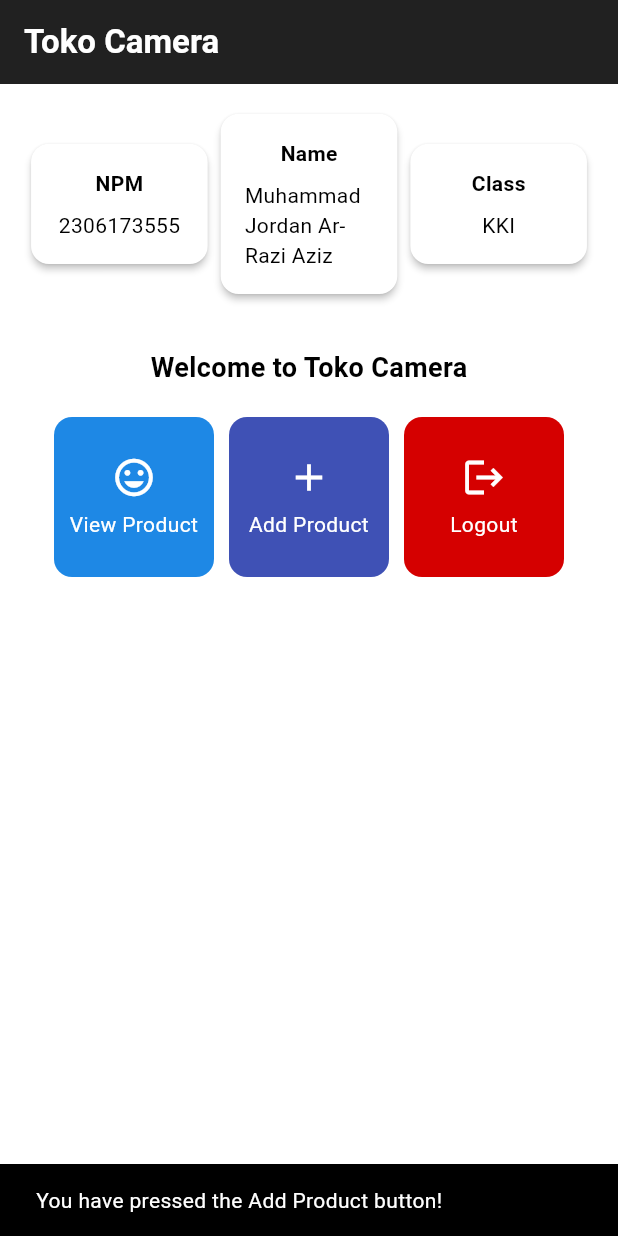
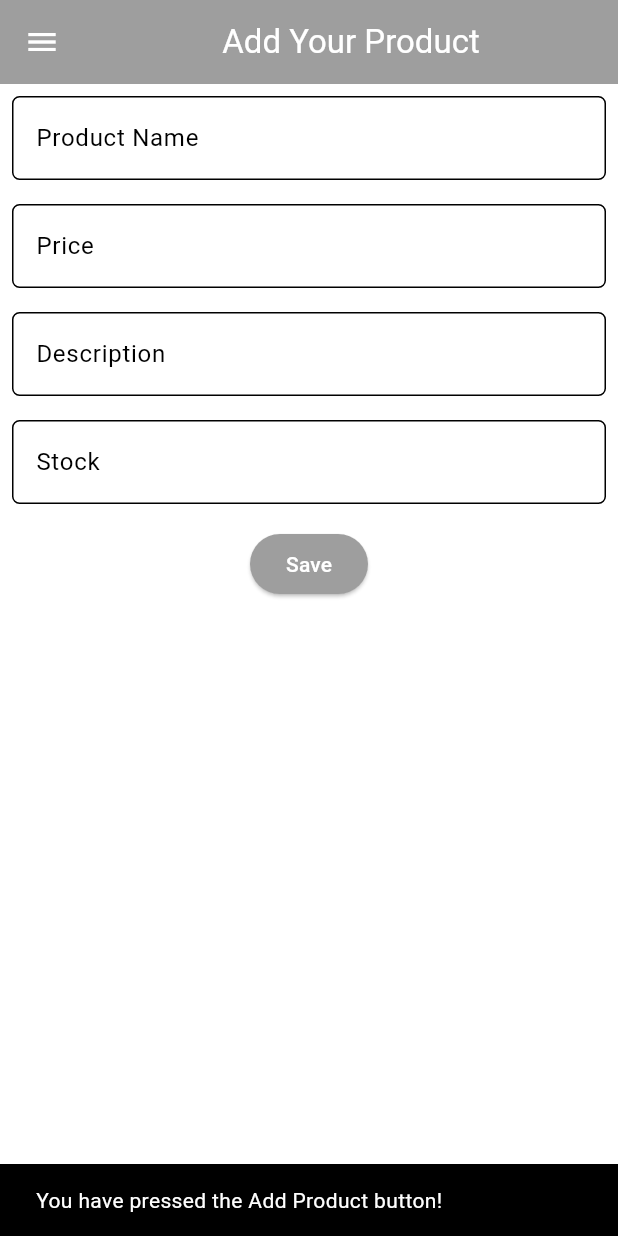
Before and after one commit to jordanaziz18/toko-camera-mobile, a Flutter app: the screen it shows after launch, after a tap on "Add Product", on a phone screen of 412 x 824 dp. Run offline on Flutter 3.47's test engine with Material 3 defaults, Android fonts, the light colour scheme and no system bars.

Commit message:
assigment 8

```diff
--- a/lib/main.dart
+++ b/lib/main.dart
@@ -1,5 +1,5 @@
 import 'package:flutter/material.dart';
-import 'package:toko_camera_mobile/menu.dart';
+import 'package:toko_camera_mobile/screens/menu.dart';
 
 void main() {
   runApp(const MyApp());
--- a/lib/menu.dart
+++ /dev/null
@@ -1,188 +0,0 @@
-import 'package:flutter/material.dart';
-
-class MyHomePage extends StatelessWidget {
-  final String npm = '2306173555'; // NPM
-  final String name = 'Muhammad Jordan Ar-Razi Aziz'; // Name
-  final String className = 'KKI'; // Class
-  final List<ItemHomepage> items = [
-    ItemHomepage("View Product", Icons.mood, Colors.blue.shade600),
-    ItemHomepage("Add Product", Icons.add, Colors.indigo),
-    ItemHomepage("Logout", Icons.logout, Colors.redAccent.shade700),
-  ];
-  MyHomePage({super.key});
-
-  @override
-  Widget build(BuildContext context) {
-    // Scaffold provides the basic structure of the page with the AppBar and body.
-    return Scaffold(
-      // AppBar is the top part of the page that displays the title.
-      appBar: AppBar(
-        // The title of the application "Mental Health Tracker" with white text and bold font.
-        title: const Text(
-          'Toko Camera',
-          style: TextStyle(
-            color: Colors.white,
-            fontWeight: FontWeight.bold,
-          ),
-        ),
-        // The background color of the AppBar is obtained from the application theme color scheme.
-        backgroundColor: Theme.of(context).colorScheme.secondary,
-      ),
-      // Body of the page with paddings around it.
-      body: SingleChildScrollView(
-        child: Padding(
-          padding: const EdgeInsets.all(16.0),
-          // Place the widget vertically in a column.
-          child: Column(
-            crossAxisAlignment: CrossAxisAlignment.center,
-            children: [
-              // Row to display 3 InfoCard horizontally.
-              Row(
-                mainAxisAlignment: MainAxisAlignment.spaceEvenly,
-                children: [
-                  InfoCard(title: 'NPM', content: npm),
-                  InfoCard(title: 'Name', content: name),
-                  InfoCard(title: 'Class', content: className),
-                ],
-              ),
-
-              // Give a vertical space of 16 units.
-              const SizedBox(height: 16.0),
-
-              // Place the following widget in the center of the page.
-              Center(
-                child: Column(
-                  // Place the text and grid item vertically.
-
-                  children: [
-                    // Display the welcome message with bold font and size 18.
-                    const Padding(
-                      padding: EdgeInsets.only(top: 16.0),
-                      child: Text(
-                        'Welcome to Toko Camera',
-                        style: TextStyle(
-                          fontWeight: FontWeight.bold,
-                          fontSize: 18.0,
-                        ),
-                      ),
-                    ),
-
-                    // Grid to display ItemCard in a 3 column grid.
-                    GridView.count(
-                      primary: true,
-                      padding: const EdgeInsets.all(20),
-                      crossAxisSpacing: 10,
-                      mainAxisSpacing: 10,
-                      crossAxisCount: 3,
-                      // To ensure that the grid fits its height.
-                      shrinkWrap: true,
-
-                      // Display ItemCard for each item in the items list.
-                      children: items.map((ItemHomepage item) {
-                        return ItemCard(item);
-                      }).toList(),
-                    ),
-                  ],
-                ),
-              ),
-            ],
-          ),
-        ),
-      ),
-    );
-  }
-}
-
-class ItemCard extends StatelessWidget {
-  // Display the card with an icon and name.
-
-  final ItemHomepage item;
-
-  const ItemCard(this.item, {super.key});
-
-  @override
-  Widget build(BuildContext context) {
-    return Material(
-      // Specify the background color of the application theme.
-      color: item.iconColor,
-      // Round the card border.
-      borderRadius: BorderRadius.circular(12),
-
-      child: InkWell(
-        // Action when the card is pressed.
-        onTap: () {
-          // Display the SnackBar message when the card is pressed.
-          ScaffoldMessenger.of(context)
-            ..hideCurrentSnackBar()
-            ..showSnackBar(SnackBar(
-                content: Text("You have pressed the ${item.name} button!")));
-        },
-        // Container to store the Icon and Text
-        child: Container(
-          padding: const EdgeInsets.all(8),
-          child: Center(
-            child: Column(
-              // Place the Icon and Text in the center of the card.
-              mainAxisAlignment: MainAxisAlignment.center,
-              children: [
-                Icon(
-                  item.icon,
-                  color: Colors.white,
-                  size: 30.0,
-                ),
-                const Padding(padding: EdgeInsets.all(3)),
-                Text(
-                  item.name,
-                  textAlign: TextAlign.center,
-                  style: const TextStyle(color: Colors.white),
-                ),
-              ],
-            ),
-          ),
-        ),
-      ),
-    );
-  }
-}
-
-class ItemHomepage {
-  final String name;
-  final IconData icon;
-  final Color iconColor;
-
-  ItemHomepage(this.name, this.icon, this.iconColor);
-}
-
-class InfoCard extends StatelessWidget {
-  // Card information that displays the title and content.
-
-  final String title; // Card title.
-  final String content; // Card content.
-
-  const InfoCard({super.key, required this.title, required this.content});
-
-  @override
-  Widget build(BuildContext context) {
-    return Card(
-      // Create a card box with a shadow.
-      elevation: 2.0,
-      child: Container(
-        // Set the size and spacing within the card.
-        width: MediaQuery.of(context).size.width /
-            3.5, // Adjust with the width of the device used.
-        padding: const EdgeInsets.all(16.0),
-        // Place the title and content vertically.
-        child: Column(
-          children: [
-            Text(
-              title,
-              style: const TextStyle(fontWeight: FontWeight.bold),
-            ),
-            const SizedBox(height: 8.0),
-            Text(content),
-          ],
-        ),
-      ),
-    );
-  }
-}
--- /dev/null
+++ b/lib/screens/menu.dart
@@ -0,0 +1,109 @@
+import 'package:flutter/material.dart';
+import 'package:toko_camera_mobile/widgets/product_card.dart';
+import 'package:toko_camera_mobile/widgets/left_drawer.dart';
+
+class MyHomePage extends StatelessWidget {
+  final String npm = '2306173555'; // NPM
+  final String name = 'Muhammad Jordan Ar-Razi Aziz'; // Name
+  final String className = 'KKI'; // Class
+  final List<ItemHomePage> items = [
+    ItemHomePage("View Product", Icons.mood, Colors.blue.shade600),
+    ItemHomePage("Add Product", Icons.add, Colors.indigo),
+    ItemHomePage("Logout", Icons.logout, Colors.redAccent.shade700),
+  ];
+  MyHomePage({super.key});
+
+  @override
+  Widget build(BuildContext context) {
+    // Scaffold provides the basic structure of the page with the AppBar and body.
+    return Scaffold(
+      // AppBar is the top part of the page that displays the title.
+      appBar: AppBar(
+        // The title of the application "Mental Health Tracker" with white text and bold font.
+        title: const Text(
+          'Toko Camera',
+          style: TextStyle(
+            color: Colors.white,
+            fontWeight: FontWeight.bold,
+          ),
+        ),
+        // The background color of the AppBar is obtained from the application theme color scheme.
+        iconTheme: const IconThemeData(color: Colors.red),
+        backgroundColor: Theme.of(context).colorScheme.secondary,
+      ),
+      drawer: const LeftDrawer(),
+      body: Padding(
+        padding: const EdgeInsets.all(16.0),
+        child: Column(
+          crossAxisAlignment: CrossAxisAlignment.center,
+          children: [
+            Row(
+              mainAxisAlignment: MainAxisAlignment.spaceEvenly,
+              children: [
+                InfoCard(title: 'NPM', content: npm),
+                InfoCard(title: 'Name', content: name),
+                InfoCard(title: 'Class', content: className),
+              ],
+            ),
+            const SizedBox(height: 16.0),
+            Center(
+              child: Column(
+                children: [
+                  const Padding(
+                    padding: EdgeInsets.only(top: 16.0),
+                    child: Text(
+                      'your one stop shop for Camera needs',
+                      style: TextStyle(
+                        fontWeight: FontWeight.bold,
+                        fontSize: 18.0,
+                      ),
+                    ),
+                  ),
+                  GridView.count(
+                    primary: true,
+                    padding: const EdgeInsets.all(20),
+                    crossAxisSpacing: 10,
+                    mainAxisSpacing: 10,
+                    crossAxisCount: 3,
+                    shrinkWrap: true,
+                    children: items.map((ItemHomePage item) {
+                      return ItemCard(item);
+                    }).toList(),
+                  ),
+                ],
+              ),
+            ),
+          ],
+        ),
+      ),
+    );
+  }
+}
+
+class InfoCard extends StatelessWidget {
+  final String title;
+  final String content;
+
+  const InfoCard({super.key, required this.title, required this.content});
+
+  @override
+  Widget build(BuildContext context) {
+    return Card(
+      elevation: 2.0,
+      child: Container(
+        width: MediaQuery.of(context).size.width / 3.5,
+        padding: const EdgeInsets.all(16.0),
+        child: Column(
+          children: [
+            Text(
+              title,
+              style: const TextStyle(fontWeight: FontWeight.bold),
+            ),
+            const SizedBox(height: 8.0),
+            Text(content),
+          ],
+        ),
+      ),
+    );
+  }
+}
--- /dev/null
+++ b/lib/screens/productentry_form.dart
@@ -0,0 +1,192 @@
+import 'package:flutter/material.dart';
+import '../widgets/left_drawer.dart';
+
+class ProductEntryFormPage extends StatefulWidget {
+  const ProductEntryFormPage({super.key});
+  @override
+  State<ProductEntryFormPage> createState() => _ProductEntryFormPageState();
+}
+
+class _ProductEntryFormPageState extends State<ProductEntryFormPage> {
+  final _formKey = GlobalKey<FormState>();
+  String _productName = "";
+  int _price = 0;
+  String _description = "";
+  int _stock = 0;
+  @override
+  Widget build(BuildContext context) {
+    return Scaffold(
+      appBar: AppBar(
+        title: const Center(
+          child: Text(
+            'Add Your Product',
+          ),
+        ),
+        backgroundColor: Theme.of(context).colorScheme.primary,
+        foregroundColor: Colors.white,
+      ),
+      drawer: const LeftDrawer(),
+      body: Form(
+        key: _formKey,
+        child: SingleChildScrollView(
+          child: Column(
+            crossAxisAlignment: CrossAxisAlignment.start,
+            children: [
+              Padding(
+                padding: const EdgeInsets.all(8.0),
+                child: TextFormField(
+                  decoration: InputDecoration(
+                    hintText: "Product Name",
+                    labelText: "Product Name",
+                    border: OutlineInputBorder(
+                      borderRadius: BorderRadius.circular(5.0),
+                    ),
+                  ),
+                  onChanged: (String? value) {
+                    setState(() {
+                      _productName = value!;
+                    });
+                  },
+                  validator: (String? value) {
+                    if (value == null || value.isEmpty) {
+                      return "Product name cannot be empty!";
+                    }
+                    if (value.length > 100) {
+                      return "Product name cannot be longer than 100 characters!";
+                    }
+                    return null;
+                  },
+                ),
+              ),
+              Padding(
+                padding: const EdgeInsets.all(8.0),
+                child: TextFormField(
+                  decoration: InputDecoration(
+                    hintText: "Price",
+                    labelText: "Price",
+                    border: OutlineInputBorder(
+                      borderRadius: BorderRadius.circular(5.0),
+                    ),
+                  ),
+                  keyboardType: TextInputType.number,
+                  onChanged: (String? value) {
+                    setState(() {
+                      _price = int.tryParse(value!) ?? 0;
+                    });
+                  },
+                  validator: (String? value) {
+                    if (value == null || value.isEmpty) {
+                      return "Price cannot be empty!";
+                    }
+                    if (int.tryParse(value)! < 1) {
+                      return "Price cannot be lower than 1!";
+                    }
+                    return null;
+                  },
+                ),
+              ),
+              Padding(
+                padding: const EdgeInsets.all(8.0),
+                child: TextFormField(
+                  decoration: InputDecoration(
+                    hintText: "Description",
+                    labelText: "Description",
+                    border: OutlineInputBorder(
+                      borderRadius: BorderRadius.circular(5.0),
+                    ),
+                  ),
+                  onChanged: (String? value) {
+                    setState(() {
+                      _description = value!;
+                    });
+                  },
+                  validator: (String? value) {
+                    if (value == null || value.isEmpty) {
+                      return "Description cannot be empty!";
+                    }
+                    return null;
+                  },
+                ),
+              ),
+              Padding(
+                padding: const EdgeInsets.all(8.0),
+                child: TextFormField(
+                  decoration: InputDecoration(
+                    hintText: "Stock",
+                    labelText: "Stock",
+                    border: OutlineInputBorder(
+                      borderRadius: BorderRadius.circular(5.0),
+                    ),
+                  ),
+                  keyboardType: TextInputType.number,
+                  onChanged: (String? value) {
+                    setState(() {
+                      _stock = int.tryParse(value!) ?? 0;
+                    });
+                  },
+                  validator: (String? value) {
+                    if (value == null || value.isEmpty) {
+                      return "Stock cannot be empty!";
+                    }
+                    if (int.tryParse(value)! < 0) {
+                      return "Stock cannot be negative!";
+                    }
+                    return null;
+                  },
+                ),
+              ),
+              Align(
+                alignment: Alignment.bottomCenter,
+                child: Padding(
+                  padding: const EdgeInsets.all(8.0),
+                  child: ElevatedButton(
+                    style: ButtonStyle(
+                      backgroundColor: MaterialStateProperty.all(
+                          Theme.of(context).colorScheme.primary),
+                    ),
+                    onPressed: () {
+                      if (_formKey.currentState!.validate()) {
+                        showDialog(
+                          context: context,
+                          builder: (context) {
+                            return AlertDialog(
+                              title: const Text('Product successfully saved'),
+                              content: SingleChildScrollView(
+                                child: Column(
+                                  crossAxisAlignment: CrossAxisAlignment.start,
+                                  children: [
+                                    Text('Product Name: $_productName'),
+                                    Text('Price: $_price'),
+                                    Text('Description: $_description'),
+                                    Text('Stock: $_stock')
+                                  ],
+                                ),
+                              ),
+                              actions: [
+                                TextButton(
+                                  child: const Text('OK'),
+                                  onPressed: () {
+                                    Navigator.pop(context);
+                                    _formKey.currentState!.reset();
+                                  },
+                                ),
+                              ],
+                            );
+                          },
+                        );
+                      }
+                    },
+                    child: const Text(
+                      "Save",
+                      style: TextStyle(color: Colors.white),
+                    ),
+                  ),
+                ),
+              ),
+            ],
+          ),
+        ),
+      ),
+    );
+  }
+}
--- /dev/null
+++ b/lib/widgets/left_drawer.dart
@@ -0,0 +1,68 @@
+import 'package:flutter/material.dart';
+import 'package:toko_camera_mobile/screens/menu.dart';
+import 'package:toko_camera_mobile/screens/productentry_form.dart';
+
+class LeftDrawer extends StatelessWidget {
+  const LeftDrawer({super.key});
+  @override
+  Widget build(BuildContext context) {
+    return Drawer(
+      child: ListView(
+        children: [
+          DrawerHeader(
+            decoration: BoxDecoration(
+              color: Theme.of(context).colorScheme.primary,
+            ),
+            child: const Column(
+              children: [
+                Text(
+                  'Toko Camera',
+                  textAlign: TextAlign.center,
+                  style: TextStyle(
+                    fontSize: 24,
+                    fontWeight: FontWeight.bold,
+                    color: Colors.white,
+                  ),
+                ),
+                Padding(padding: EdgeInsets.all(8)),
+                Text(
+                  "Your One Stop Shop for Cameras needs",
+                  textAlign: TextAlign.center,
+                  style: TextStyle(
+                    fontSize: 15,
+                    color: Colors.white,
+                    fontWeight: FontWeight.normal,
+                  ),
+                ),
+              ],
+            ),
+          ),
+          ListTile(
+            leading: const Icon(Icons.home_outlined),
+            title: const Text('Home Page'),
+            onTap: () {
+              Navigator.pushReplacement(
+                context,
+                MaterialPageRoute(
+                  builder: (context) => MyHomePage(),
+                ),
+              );
+            },
+          ),
+          ListTile(
+            leading: const Icon(Icons.add),
+            title: const Text('Add Product'),
+            onTap: () {
+              Navigator.push(
+                context,
+                MaterialPageRoute(
+                  builder: (context) => const ProductEntryFormPage(),
+                ),
+              );
+            },
+          ),
+        ],
+      ),
+    );
+  }
+}
--- /dev/null
+++ b/lib/widgets/product_card.dart
@@ -0,0 +1,57 @@
+import 'package:flutter/material.dart';
+import 'package:toko_camera_mobile/screens/productentry_form.dart';
+
+class ItemCard extends StatelessWidget {
+  final ItemHomePage item;
+
+  const ItemCard(this.item, {super.key});
+  @override
+  Widget build(BuildContext context) {
+    return Material(
+      color: item.color,
+      borderRadius: BorderRadius.circular(12),
+      child: InkWell(
+        onTap: () {
+          ScaffoldMessenger.of(context)
+            ..hideCurrentSnackBar()
+            ..showSnackBar(SnackBar(
+                content: Text("You have pressed the ${item.name} button!")));
+          if (item.name == "Add Product") {
+            Navigator.push(
+                context,
+                MaterialPageRoute(
+                    builder: (context) => const ProductEntryFormPage()));
+          }
+        },
+        child: Container(
+          padding: const EdgeInsets.all(8),
+          child: Center(
+            child: Column(
+              mainAxisAlignment: MainAxisAlignment.center,
+              children: [
+                Icon(
+                  item.icon,
+                  color: Colors.white,
+                  size: 30.0,
+                ),
+                const Padding(padding: EdgeInsets.all(3)),
+                Text(
+                  item.name,
+                  textAlign: TextAlign.center,
+                  style: const TextStyle(color: Colors.white),
+                ),
+              ],
+            ),
+          ),
+        ),
+      ),
+    );
+  }
+}
+
+class ItemHomePage {
+  final String name;
+  final IconData icon;
+  final Color color; // New color property
+  ItemHomePage(this.name, this.icon, this.color);
+}
```
Also changed, not shown: lib/models/product_entry.dart (added).
